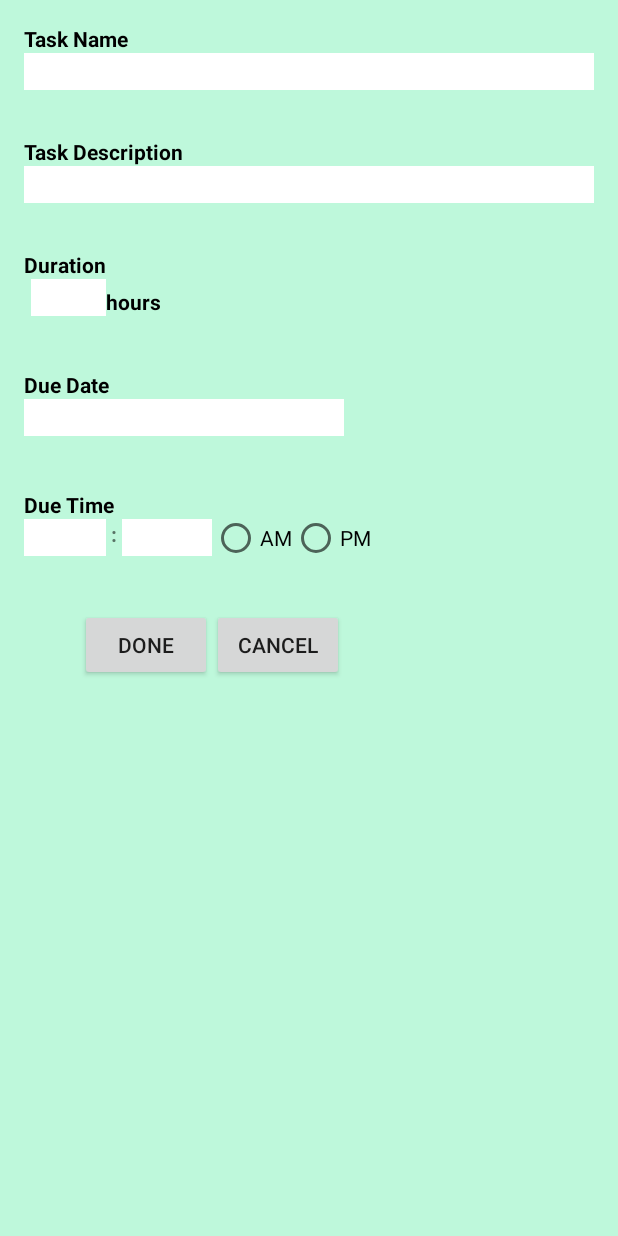
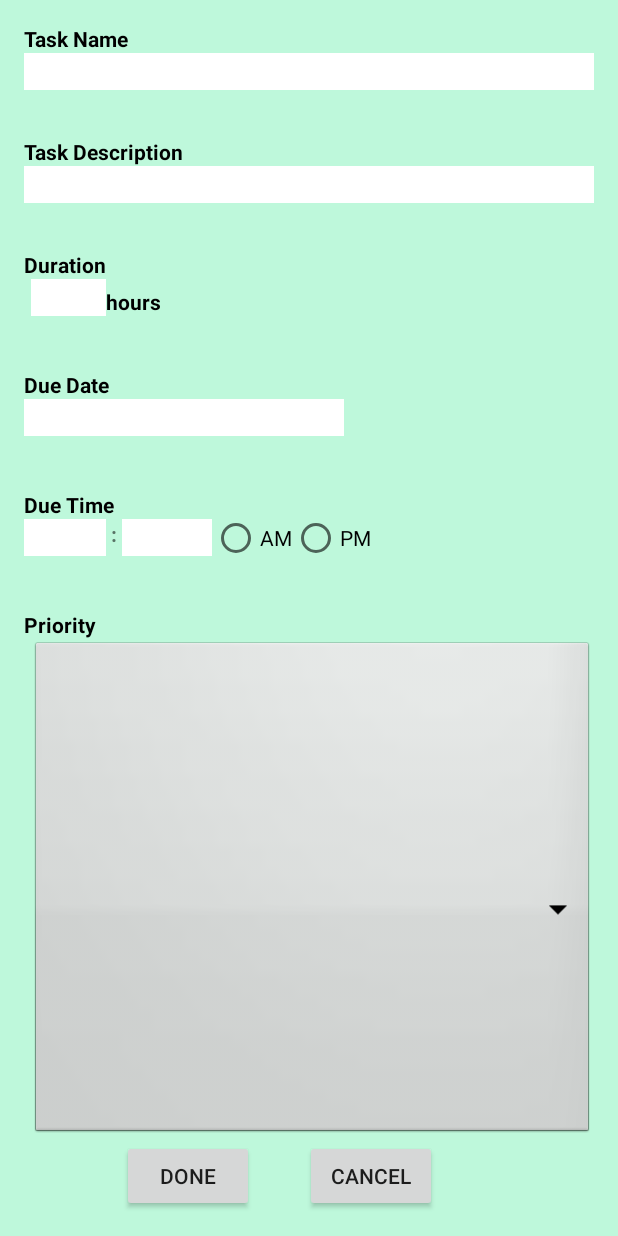
Before and after one commit to brandonjhuang/CSE110-Itinerary, an Android app: the layout taskpopup.xml on its own in the app's theme, with its tools: preview values and no code run, on a phone screen of 412 x 824 dp. Run offline under Robolectric (Android 15) with nearby library versions, the phone set to English and light mode, and no system bars.

Commit message:
Added priority drop-down menu

```diff
--- a/PopUp/app/src/main/java/com/example/evahuynh/popup/TaskScreen.java
+++ b/PopUp/app/src/main/java/com/example/evahuynh/popup/TaskScreen.java
@@ -23,7 +23,12 @@ public class TaskScreen extends Activity {
         int width = dm.widthPixels;
         int height = dm.heightPixels;
 
-        getWindow().setLayout((int) (width * 0.8), (int) (height * 0.8));
+        getWindow().setLayout((int) (width), (int) (height));
+
+        Spinner dropdown = (Spinner)findViewById(R.id.spinner1);
+        String[] items = new String[]{"Very Important", "Kinda Important", "Important", "Little Important", "Not Important"};
+        ArrayAdapter<String> adapter = new ArrayAdapter<String>(this, android.R.layout.simple_spinner_dropdown_item, items);
+        dropdown.setAdapter(adapter);
     }
 
     public void hidePopup(View view){
--- a/PopUp/app/src/main/res/layout/taskpopup.xml
+++ b/PopUp/app/src/main/res/layout/taskpopup.xml
@@ -170,20 +170,21 @@
         android:id="@+id/button1"
         android:clickable="true"
         android:onClick="hidePopup"
-        android:layout_below="@+id/duetime_hour"
-        android:layout_alignRight="@+id/duetime_min"
-        android:layout_alignEnd="@+id/duetime_min"
-        android:layout_marginTop="35dp" />
+        android:layout_alignParentBottom="true"
+        android:layout_alignLeft="@+id/duetime_min"
+        android:layout_alignStart="@+id/duetime_min" />
 
     <Button
         android:layout_width="wrap_content"
         android:layout_height="wrap_content"
         android:text="Cancel"
         android:id="@+id/button2"
-        android:layout_alignTop="@+id/button1"
-        android:layout_alignRight="@+id/duedate"
-        android:layout_alignEnd="@+id/duedate"
-        android:onClick="hidePopup" />
+        android:onClick="hidePopup"
+        android:layout_marginLeft="34dp"
+        android:layout_marginStart="34dp"
+        android:layout_below="@+id/spinner1"
+        android:layout_toRightOf="@+id/button1"
+        android:layout_toEndOf="@+id/button1" />
 
     <RadioButton
         android:layout_width="wrap_content"
@@ -191,10 +192,10 @@
         android:text="AM"
         android:id="@+id/radioButton1"
         android:checked="false"
-        android:layout_above="@+id/button1"
-        android:layout_toRightOf="@+id/button1"
-        android:layout_alignTop="@+id/duetime_min"
-        android:onClick="deselectButton2"/>
+        android:onClick="deselectButton2"
+        android:layout_alignBottom="@+id/duetime_min"
+        android:layout_toRightOf="@+id/duetime_min"
+        android:layout_alignTop="@+id/duetime_min" />
 
     <RadioButton
         android:layout_width="wrap_content"
@@ -202,10 +203,31 @@
         android:text="PM"
         android:id="@+id/radioButton2"
         android:checked="false"
+        android:shadowColor="#0d19ef"
+        android:onClick="deselectButton1"
+        android:layout_alignBottom="@+id/radioButton1"
+        android:layout_toRightOf="@+id/radioButton1"
+        android:layout_below="@+id/duetime_message" />
+
+    <TextView
+        android:layout_width="wrap_content"
+        android:layout_height="wrap_content"
+        android:text="Priority "
+        android:id="@+id/priority"
+        android:textStyle="bold"
+        android:layout_below="@+id/duetime_hour"
+        android:layout_marginTop="36dp"
+        android:textColor="#000000" />
+
+    <Spinner
+        android:id="@+id/spinner1"
+        android:layout_width="match_parent"
+        android:layout_height="wrap_content"
+        android:background="@android:drawable/btn_dropdown"
+        android:spinnerMode="dropdown"
         android:layout_above="@+id/button1"
-        android:layout_toRightOf="@+id/radioButton1"
-        android:layout_alignTop="@+id/radioButton1"
-        android:shadowColor="#0d19ef"
-        android:onClick="deselectButton1" />
+        android:layout_alignLeft="@+id/duration_time"
+        android:layout_alignStart="@+id/duration_time"
+        android:layout_below="@+id/priority" />
 
 </RelativeLayout>
```
